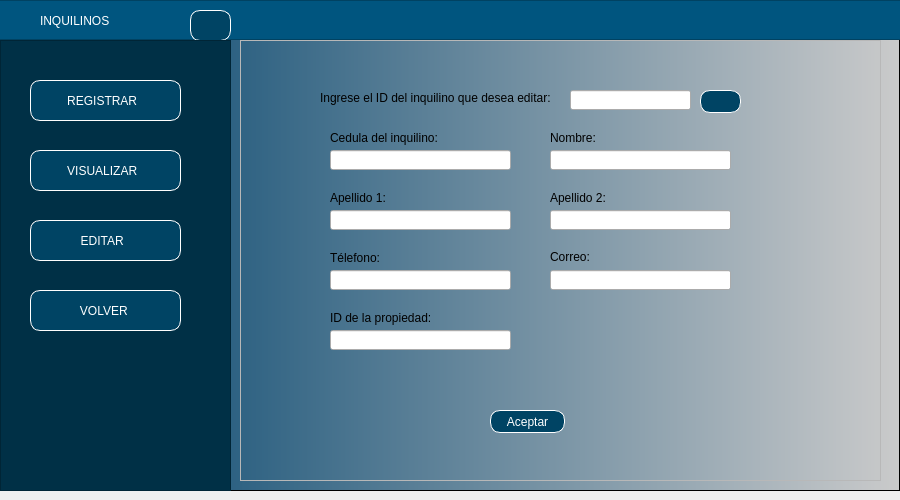
First picture: the form in InterfazGrafica/ventanaEditarInquilino.ui, repository nicoArley/gestionPropiedades, before the edit.
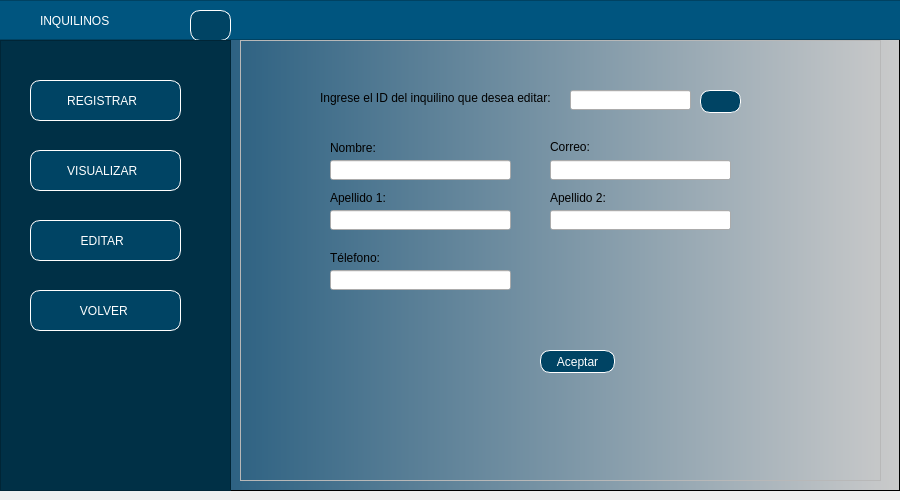
Second picture: the form after the edit. Icons and pictures are not drawn.

```diff
--- a/InterfazGrafica/ventanaEditarInquilino.ui
+++ b/InterfazGrafica/ventanaEditarInquilino.ui
@@ -303,8 +303,8 @@
          <widget class="QPushButton" name="btnAceptar">
           <property name="geometry">
            <rect>
-            <x>260</x>
-            <y>370</y>
+            <x>310</x>
+            <y>310</y>
             <width>75</width>
             <height>23</height>
            </rect>
@@ -396,38 +396,11 @@
            <string>Registrar</string>
           </property>
          </widget>
-         <widget class="QLabel" name="label_65">
-          <property name="geometry">
-           <rect>
-            <x>100</x>
-            <y>270</y>
-            <width>191</width>
-            <height>16</height>
-           </rect>
-          </property>
-          <property name="styleSheet">
-           <string notr="true">font: 9pt &quot;Arial&quot;;
-</string>
-          </property>
-          <property name="text">
-           <string>ID de la propiedad:</string>
-          </property>
-         </widget>
-         <widget class="QLineEdit" name="lineEdit_16">
-          <property name="geometry">
-           <rect>
-            <x>100</x>
-            <y>290</y>
-            <width>181</width>
-            <height>20</height>
-           </rect>
-          </property>
-         </widget>
          <widget class="QLineEdit" name="lineEdit_17">
           <property name="geometry">
            <rect>
             <x>320</x>
-            <y>230</y>
+            <y>120</y>
             <width>181</width>
             <height>20</height>
            </rect>
@@ -443,16 +416,6 @@
            </rect>
           </property>
          </widget>
-         <widget class="QLineEdit" name="txtIDpropiedad_4">
-          <property name="geometry">
-           <rect>
-            <x>100</x>
-            <y>110</y>
-            <width>181</width>
-            <height>20</height>
-           </rect>
-          </property>
-         </widget>
          <widget class="QLabel" name="label_16">
           <property name="geometry">
            <rect>
@@ -473,8 +436,8 @@
          <widget class="QLabel" name="label_17">
           <property name="geometry">
            <rect>
-            <x>320</x>
-            <y>90</y>
+            <x>100</x>
+            <y>100</y>
             <width>151</width>
             <height>16</height>
            </rect>
@@ -508,7 +471,7 @@
           <property name="geometry">
            <rect>
             <x>320</x>
-            <y>210</y>
+            <y>100</y>
             <width>47</width>
             <height>13</height>
            </rect>
@@ -524,8 +487,8 @@
          <widget class="QLineEdit" name="txtDireccion_4">
           <property name="geometry">
            <rect>
-            <x>320</x>
-            <y>110</y>
+            <x>100</x>
+            <y>120</y>
             <width>181</width>
             <height>20</height>
            </rect>
@@ -541,23 +504,6 @@
            </rect>
           </property>
          </widget>
-         <widget class="QLabel" name="label_21">
-          <property name="geometry">
-           <rect>
-            <x>100</x>
-            <y>90</y>
-            <width>121</width>
-            <height>16</height>
-           </rect>
-          </property>
-          <property name="styleSheet">
-           <string notr="true">font: 9pt &quot;Arial&quot;;
-</string>
-          </property>
-          <property name="text">
-           <string>Cedula del inquilino:</string>
-          </property>
-         </widget>
          <widget class="QLabel" name="label_22">
           <property name="geometry">
            <rect>
```
Left out of the diff: 12 changed lines with no effect on the pictures.
